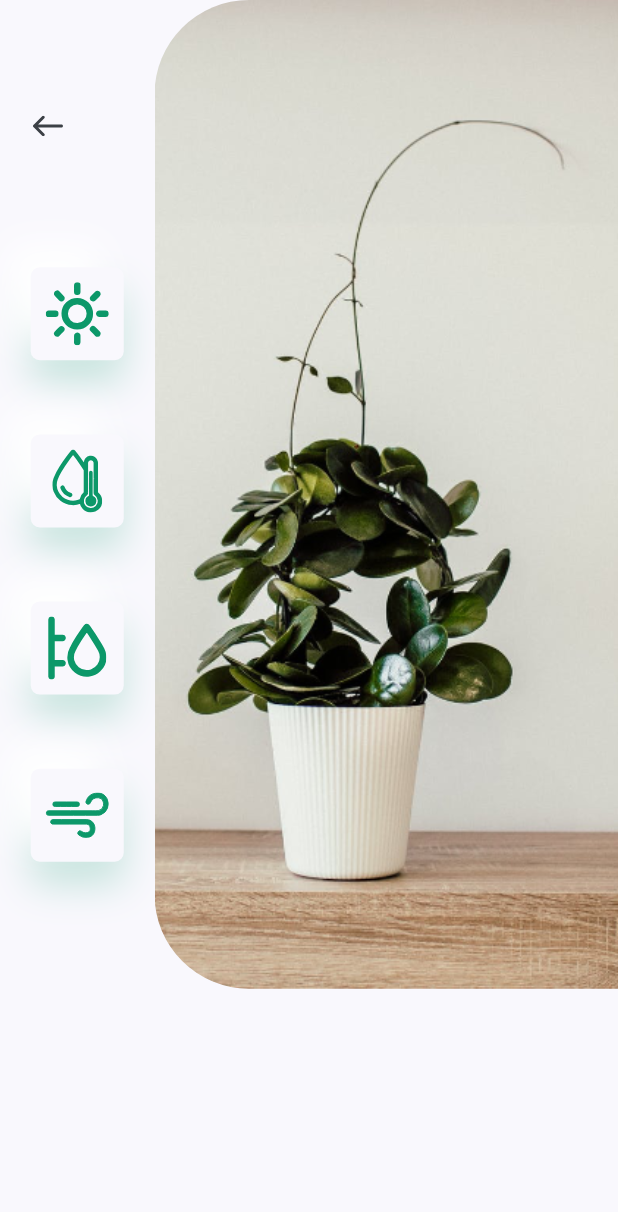
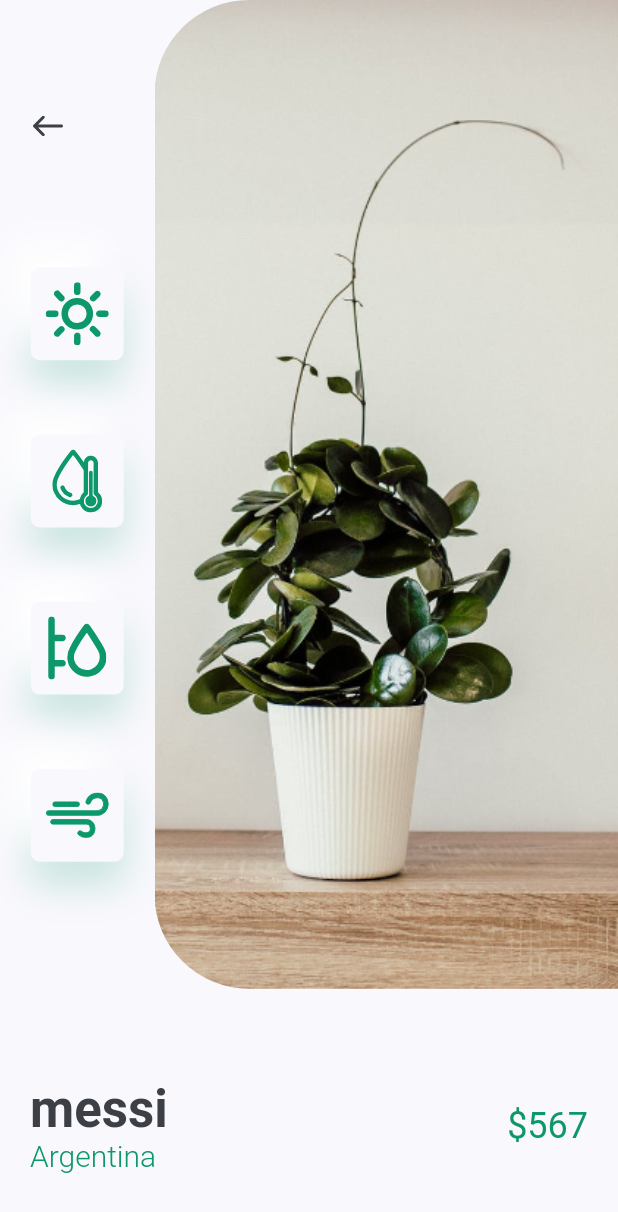
Before and after one commit to Vini03-Alcantra/PlantAppFlutter, a Flutter app: the DetailsScreen screen opened directly, on a phone screen of 412 x 824 dp. Shown: the top 1212 px of the screen. Run offline on Flutter 3.47's test engine with Material 2 defaults, Android fonts, the phone set to English and light mode, and no system bars; our stand-ins replace flutter_svg.

Commit message:
criando page and widget title_and_price

```diff
--- a/lib/pages/details/components/body.dart
+++ b/lib/pages/details/components/body.dart
@@ -1,5 +1,7 @@
 import 'package:flutter/material.dart';
+import 'package:plantApp/constants.dart';
 import 'package:plantApp/pages/details/components/image_and_icons.dart';
+import 'package:plantApp/pages/details/components/title_and_price.dart';
 
 class Body extends StatelessWidget {
   @override
@@ -8,7 +10,12 @@ class Body extends StatelessWidget {
     return SingleChildScrollView(
       child: Column(
         children: <Widget>[
-          ImageAndIcons(size: size)
+          ImageAndIcons(size: size),
+          TitleAndPrice(
+            title: "messi",
+            country: "Argentina",
+            price: 567,
+          )
         ]
       ),
     );
--- /dev/null
+++ b/lib/pages/details/components/title_and_price.dart
@@ -0,0 +1,53 @@
+import 'package:flutter/material.dart';
+import 'package:plantApp/constants.dart';
+
+class TitleAndPrice extends StatelessWidget {
+  const TitleAndPrice({
+    Key key,
+    this.title,
+    this.country,
+    this.price
+  }) : super(key: key);
+
+  final String title, country;
+  final int price;
+  @override
+  Widget build(BuildContext context) {
+    return Padding(
+      padding: const EdgeInsets.symmetric(horizontal: kDefaultPadding),
+      child: Row(
+        children: <Widget>[
+          RichText(
+            text: TextSpan(
+              children: [
+                TextSpan(
+                  text: "$title\n",
+                  style: Theme.of(context).textTheme.headline4.copyWith(
+                    color: kTextColor,
+                    fontWeight: FontWeight.bold
+                  )
+                ),
+                TextSpan(
+                  text: "$country",
+                  style: TextStyle(
+                    fontSize: 20,
+                    color: kPrimaryColor,
+                    fontWeight: FontWeight.w300
+                  )
+                )
+              ]
+            )
+          ),
+          Spacer(),
+          Text(
+            "\$$price",
+            style: Theme.of(context)
+              .textTheme
+              .headline5
+              .copyWith(color: kPrimaryColor)
+          )
+        ],
+      ),
+    );
+  }
+}
```
